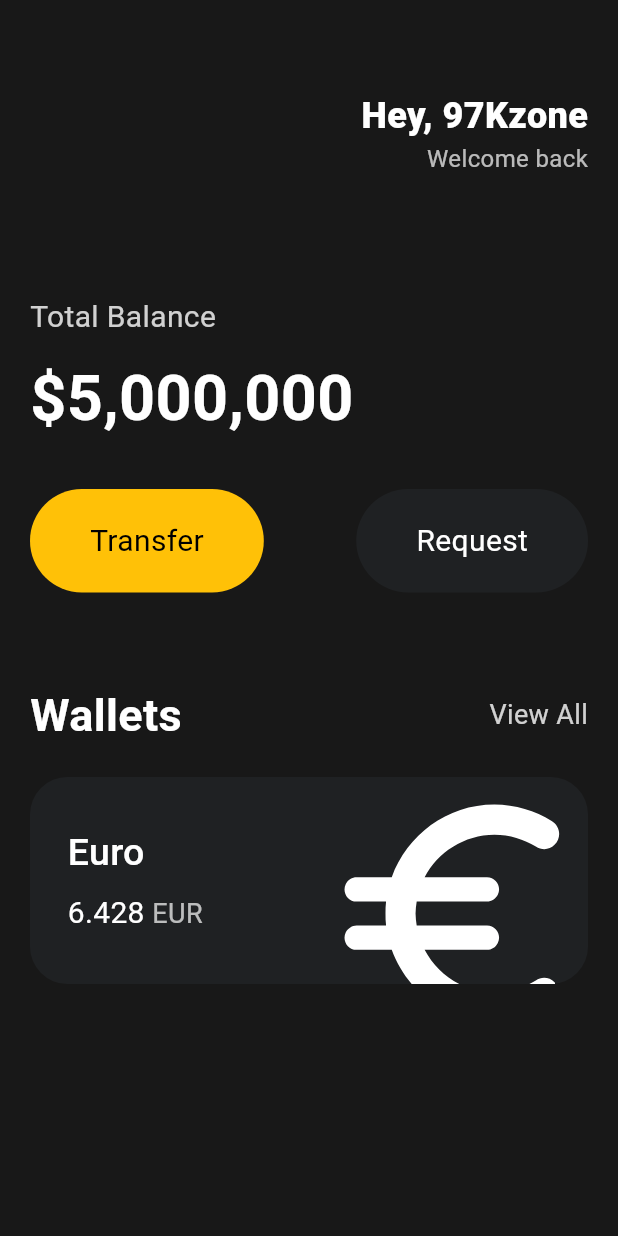
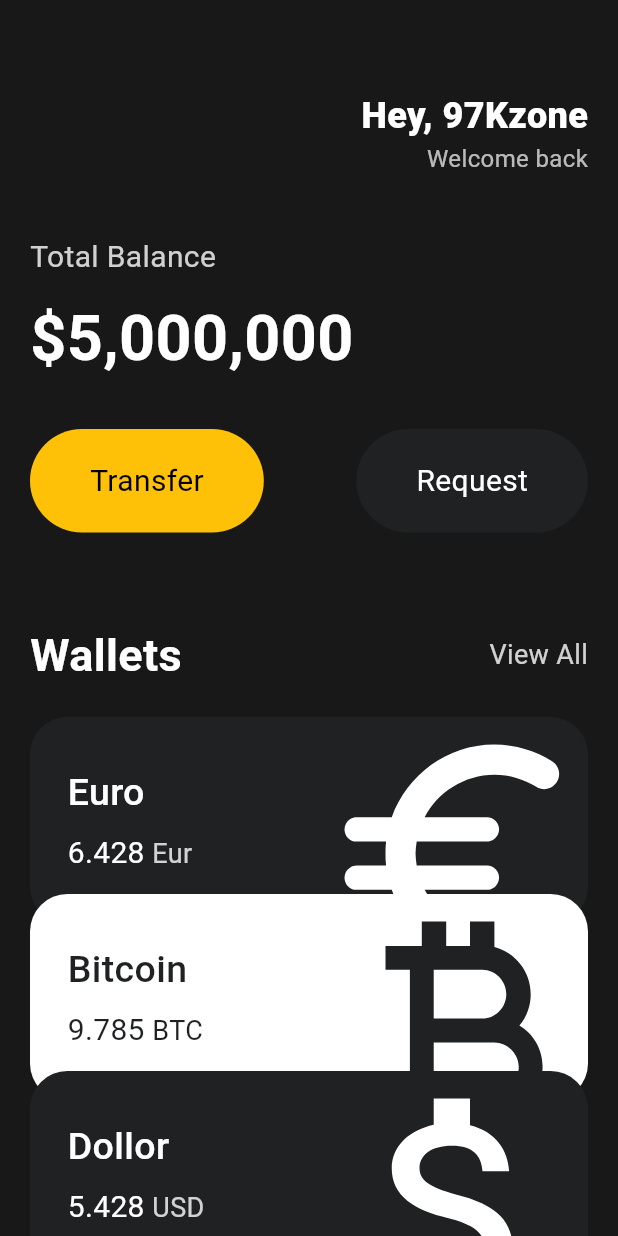
Before and after one commit to 97Kzone/study_flutter, a Flutter app: the screen it shows after launch, on a phone screen of 412 x 824 dp. Run offline on Flutter 3.47's test engine with Material 3 defaults, Android fonts, the light colour scheme and no system bars.

Commit message:
재사용 가능한 Widget & Scroll View 설정

```diff
--- a/run_flutter/lib/main.dart
+++ b/run_flutter/lib/main.dart
@@ -1,6 +1,6 @@
 import 'package:flutter/material.dart';
-import 'package:flutter/widgets.dart';
 import 'package:run_flutter/widgets/button.dart';
+import 'package:run_flutter/widgets/currency_card.dart';
 
 void main() {
   runApp(const App());
@@ -14,7 +14,8 @@ class App extends StatelessWidget {
     return MaterialApp(
         home: Scaffold(
       backgroundColor: const Color(0xFF181818),
-      body: Padding(
+      body: SingleChildScrollView(
+        child: Padding(
             padding: const EdgeInsets.symmetric(horizontal: 20),
             child: Column(
               crossAxisAlignment: CrossAxisAlignment.start,
@@ -48,7 +49,7 @@ class App extends StatelessWidget {
                   ],
                 ),
                 const SizedBox(
-                height: 80,
+                  height: 40,
                 ),
                 Text(
                   'Total Balance',
@@ -100,67 +101,37 @@ class App extends StatelessWidget {
                 const SizedBox(
                   height: 20,
                 ),
-              Container(
-                clipBehavior: Clip.hardEdge,
-                decoration: BoxDecoration(
-                  color: const Color(0xFF1F2123),
-                  borderRadius: BorderRadius.circular(25),
+                const CurrencyCard(
+                  name: 'Euro',
+                  code: 'Eur',
+                  amount: '6.428',
+                  icon: Icons.euro_rounded,
+                  isInverted: false,
                 ),
-                child: Padding(
-                  padding: const EdgeInsets.all(25),
-                  child: Row(
-                    mainAxisAlignment: MainAxisAlignment.spaceBetween,
-                    children: [
-                      const Column(
-                        crossAxisAlignment: CrossAxisAlignment.start,
-                        children: [
-                          Text(
-                            'Euro',
-                            style: TextStyle(
-                              color: Colors.white,
-                              fontSize: 25,
-                              fontWeight: FontWeight.w500),),
-                          SizedBox(
-                            height: 8,
-                          ),
-                          Row(
-                            children: [
-                              Text('6.428',
-                                style: TextStyle(
-                                  color: Colors.white,
-                                  fontSize: 20,
+                Transform.translate(
+                  offset: const Offset(0, -20),
+                  child: const CurrencyCard(
+                    name: 'Bitcoin',
+                    code: 'BTC',
+                    amount: '9.785',
+                    icon: Icons.currency_bitcoin,
+                    isInverted: true,
                   ),
                 ),
-                              SizedBox(
-                                width: 5,
-                              ),
-                              Text('EUR',
-                                style: TextStyle(
-                                  color: Colors.white70,
-                                  fontSize: 18,
-                                ),
-                              ),
-                            ],
-                          ),
-                        ],
-                      ),
-                      Transform.scale(
-                        scale: 2.2,
-                        child: Transform.translate(
-                          offset: const Offset(-8, 10),
-                          child: const Icon(Icons.euro_rounded,
-                            color: Colors.white,
-                            size: 88,
-                          ),
-                        ),
-                      ),
-                    ],
-                  ),
+                Transform.translate(
+                  offset: const Offset(0, -40),
+                  child: const CurrencyCard(
+                    name: 'Dollor',
+                    code: 'USD',
+                    amount: '5.428',
+                    icon: Icons.attach_money_outlined,
+                    isInverted: false,
                   ),
                 ),
               ],
             )
           ),
+      ),
     ));
   }
 }
--- /dev/null
+++ b/run_flutter/lib/widgets/currency_card.dart
@@ -0,0 +1,86 @@
+import 'package:flutter/material.dart';
+
+class CurrencyCard extends StatelessWidget {
+  final String name, code, amount;
+  final IconData icon;
+  final bool isInverted;
+
+  final _blackColor = const Color(0xFF1F2123);
+
+  const CurrencyCard({
+    super.key,
+    required this.name,
+    required this.code,
+    required this.amount,
+    required this.icon,
+    required this.isInverted,
+  });
+
+  @override
+  Widget build(BuildContext context) {
+    return Container(
+      clipBehavior: Clip.hardEdge,
+      decoration: BoxDecoration(
+        color: isInverted? Colors.white : _blackColor,
+        borderRadius: BorderRadius.circular(25),
+      ),
+      child: Padding(
+        padding: const EdgeInsets.all(25),
+        child: Row(
+          mainAxisAlignment: MainAxisAlignment.spaceBetween,
+          children: [
+            Column(
+              crossAxisAlignment: CrossAxisAlignment.start,
+              children: [
+                Text(
+                  name,
+                  style: TextStyle(
+                      color:
+                          isInverted ? _blackColor : Colors.white,
+                      fontSize: 25,
+                      fontWeight: FontWeight.w500),
+                ),
+                const SizedBox(
+                  height: 8,
+                ),
+                Row(
+                  children: [
+                    Text(
+                      amount,
+                      style: TextStyle(
+                        color:
+                            isInverted ? _blackColor : Colors.white,
+                        fontSize: 20,
+                      ),
+                    ),
+                    const SizedBox(
+                      width: 5,
+                    ),
+                    Text(
+                      code,
+                      style: TextStyle(
+                        color: isInverted ? _blackColor : Colors.white.withOpacity(0.8),
+                        fontSize: 18,
+                      ),
+                    ),
+                  ],
+                ),
+              ],
+            ),
+            Transform.scale(
+              scale: 2.2,
+              child: Transform.translate(
+                offset: const Offset(-8, 10),
+                child: Icon(
+                  icon,
+                  color: isInverted ? _blackColor : Colors.white,
+                  size: 88,
+                ),
+              ),
+            ),
+          ],
+        ),
+      ),
+    );
+  }
+}
```
Lines whose indentation alone changed are shown as unchanged.
